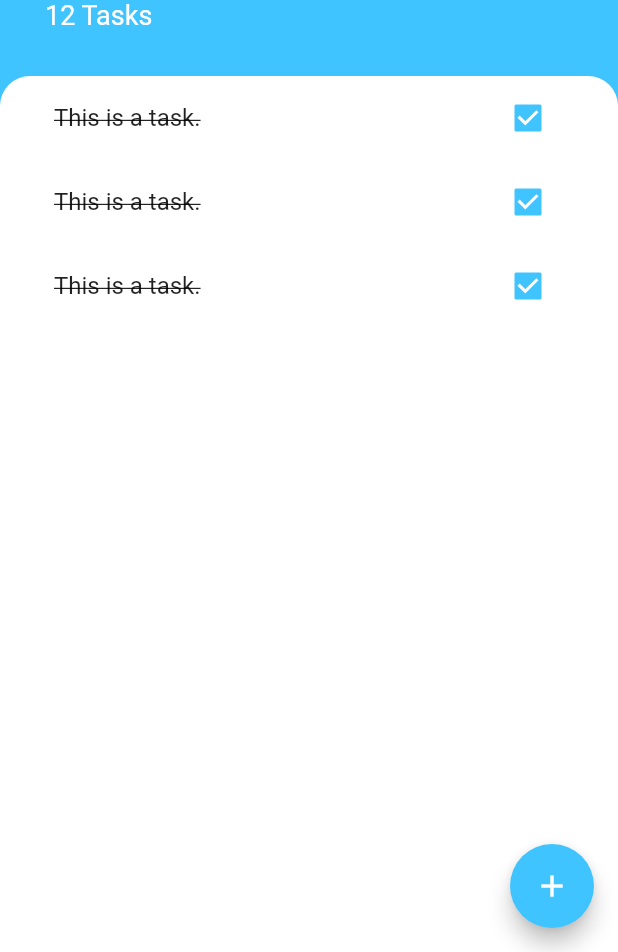
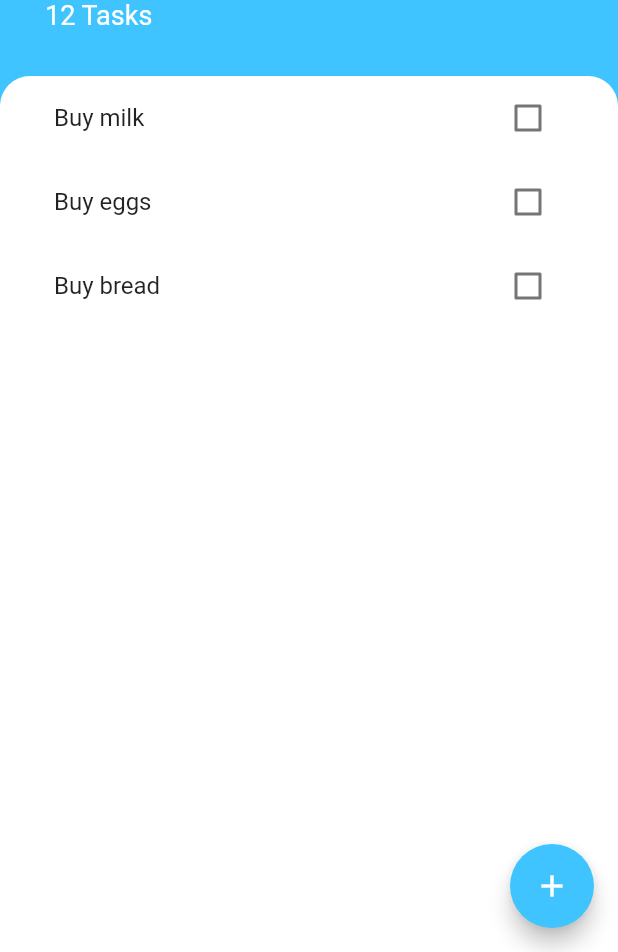
Before and after one commit to billy0402/flutter-todo-list, a Flutter app: the screen it shows after launch, on a phone screen of 412 x 824 dp, the part 284-1236 px from its top. Run offline on Flutter 3.47's test engine with Material 2 defaults, Android fonts, the phone set to English and light mode, and no system bars.

Commit message:
feat(task_list): The ListView Builder

```diff
--- /dev/null
+++ b/lib/models/task.dart
@@ -0,0 +1,10 @@
+class Task {
+  Task({required this.title, this.isDone = false});
+
+  final String title;
+  bool isDone;
+
+  void toggleDone() {
+    isDone = !isDone;
+  }
+}
--- a/lib/widgets/task_checkbox.dart
+++ /dev/null
@@ -1,21 +0,0 @@
-import 'package:flutter/material.dart';
-
-class TaskCheckbox extends StatelessWidget {
-  const TaskCheckbox({
-    Key? key,
-    required this.isChecked,
-    required this.onCheckboxClick,
-  }) : super(key: key);
-
-  final bool isChecked;
-  final Function(bool?) onCheckboxClick;
-
-  @override
-  Widget build(BuildContext context) {
-    return Checkbox(
-      value: isChecked,
-      activeColor: Colors.lightBlueAccent,
-      onChanged: onCheckboxClick,
-    );
-  }
-}
--- a/lib/widgets/task_item.dart
+++ b/lib/widgets/task_item.dart
@@ -1,34 +1,31 @@
 import 'package:flutter/material.dart';
 
-import 'task_checkbox.dart';
+class TaskItem extends StatelessWidget {
+  const TaskItem({
+    Key? key,
+    required this.title,
+    required this.isChecked,
+    required this.onCheckboxClick,
+  }) : super(key: key);
 
-class TaskItem extends StatefulWidget {
-  const TaskItem({Key? key}) : super(key: key);
-
-  @override
-  State<TaskItem> createState() => _TaskItemState();
-}
-
-class _TaskItemState extends State<TaskItem> {
-  bool isChecked = true;
+  final String title;
+  final bool isChecked;
+  final Function(bool?) onCheckboxClick;
 
   @override
   Widget build(BuildContext context) {
     return ListTile(
       title: Text(
-        'This is a task.',
+        title,
         style: TextStyle(
           decoration:
               isChecked ? TextDecoration.lineThrough : TextDecoration.none,
         ),
       ),
-      trailing: TaskCheckbox(
-        isChecked: isChecked,
-        onCheckboxClick: (bool? newValue) {
-          setState(() {
-            isChecked = newValue!;
-          });
-        },
+      trailing: Checkbox(
+        value: isChecked,
+        activeColor: Colors.lightBlueAccent,
+        onChanged: onCheckboxClick,
       ),
     );
   }
--- a/lib/widgets/task_list.dart
+++ b/lib/widgets/task_list.dart
@@ -1,18 +1,37 @@
 import 'package:flutter/material.dart';
 
+import '../models/task.dart';
 import 'task_item.dart';
 
-class TaskList extends StatelessWidget {
+class TaskList extends StatefulWidget {
   const TaskList({Key? key}) : super(key: key);
 
   @override
+  State<TaskList> createState() => _TaskListState();
+}
+
+class _TaskListState extends State<TaskList> {
+  List<Task> tasks = <Task>[
+    Task(title: 'Buy milk'),
+    Task(title: 'Buy eggs'),
+    Task(title: 'Buy bread'),
+  ];
+
+  @override
   Widget build(BuildContext context) {
-    return ListView(
-      children: const <Widget>[
-        TaskItem(),
-        TaskItem(),
-        TaskItem(),
-      ],
+    return ListView.builder(
+      itemCount: tasks.length,
+      itemBuilder: (BuildContext context, int index) {
+        return TaskItem(
+          title: tasks[index].title,
+          isChecked: tasks[index].isDone,
+          onCheckboxClick: (bool? newValue) {
+            setState(() {
+              tasks[index].toggleDone();
+            });
+          },
+        );
+      },
     );
   }
 }
```
